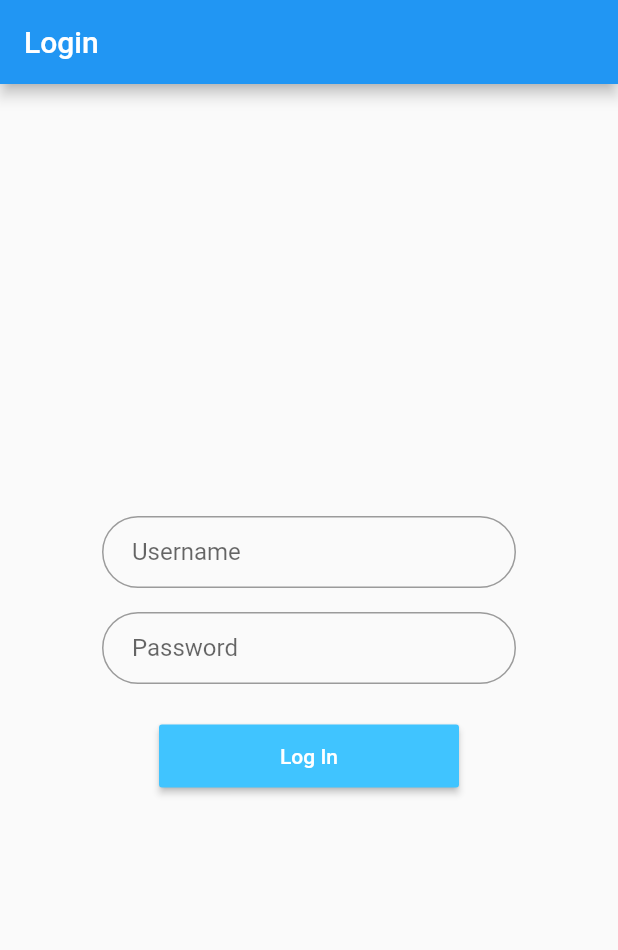
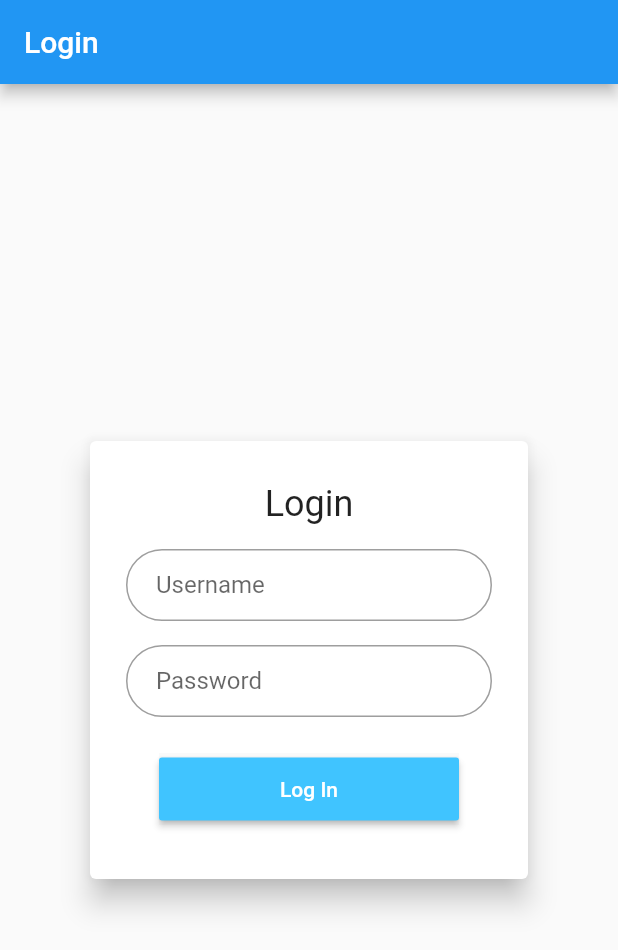
Before and after one commit to Petrol-/flutter-event, a Flutter app: the screen it shows after launch, on a phone screen of 412 x 824 dp. Shown: the top 950 px of the screen. Run offline on Flutter 3.47's test engine with Material 2 defaults, Android fonts, the phone set to English and light mode, and no system bars; our stand-ins replace carousel_slider.

Commit message:
added card to login form

```diff
--- a/lib/pages/login.dart
+++ b/lib/pages/login.dart
@@ -17,15 +17,26 @@ class LoginForm extends State<LoginPage> {
   @override
   Widget build(BuildContext context) {
     this._context = context;
-    return Form(
+    return Center(
+      child: Form(
         key: _formKey,
+        child: Center(
           child: Container(
-        child: Center(
+            width: 300,
+            height: 300,
+            child: Card(
+              // color: Colors.blue,
+              elevation: 8.0,
               child: Padding(
-            padding: EdgeInsets.all(60.0),
+                padding: const EdgeInsets.all(16.0),
                 child: Column(
                   mainAxisAlignment: MainAxisAlignment.center,
                   children: <Widget>[
+                    Padding(
+                      padding: const EdgeInsets.all(8.0),
+                      child: Text("Login",
+                      style: Theme.of(context).textTheme.headline,),
+                    ),
                     Padding(
                       padding: const EdgeInsets.all(8.0),
                       child: TextFormField(
@@ -68,12 +79,14 @@ class LoginForm extends State<LoginPage> {
                           height: 42.0,
                           onPressed: _login,
                           color: Colors.lightBlueAccent,
-                      child:
-                          Text('Log In', style: TextStyle(color: Colors.white)),
+                          child: Text('Log In',
+                              style: TextStyle(color: Colors.white)),
                         ),
                       ),
                     ),
                   ],
+                ),
+              ),
             ),
           ),
         ),
```
Lines whose indentation alone changed are shown as unchanged.
